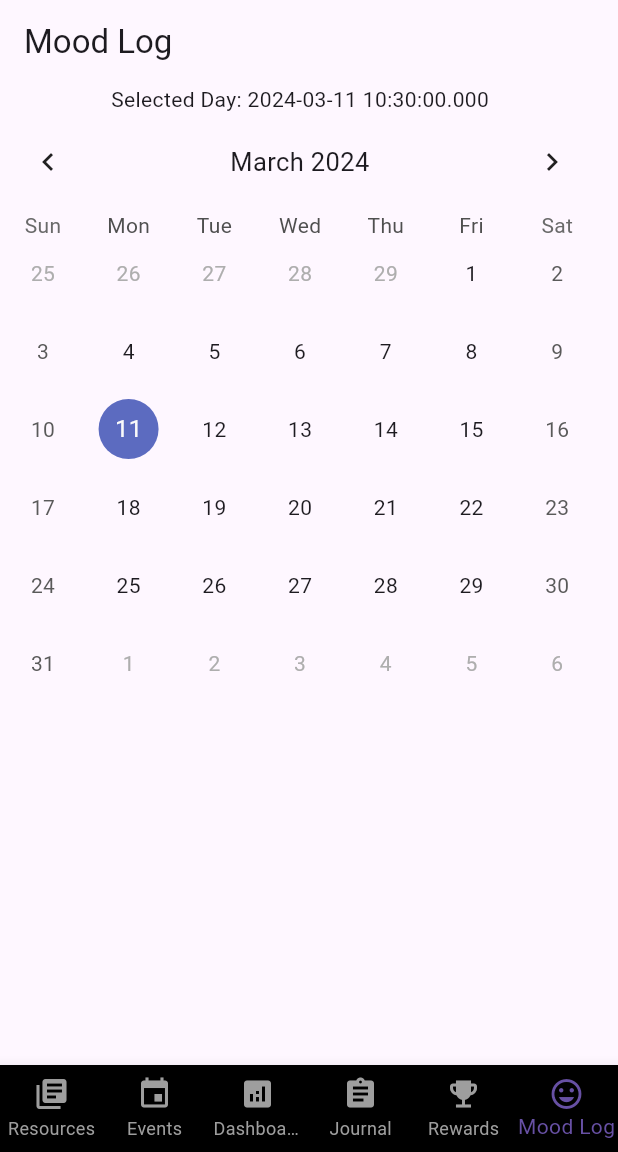
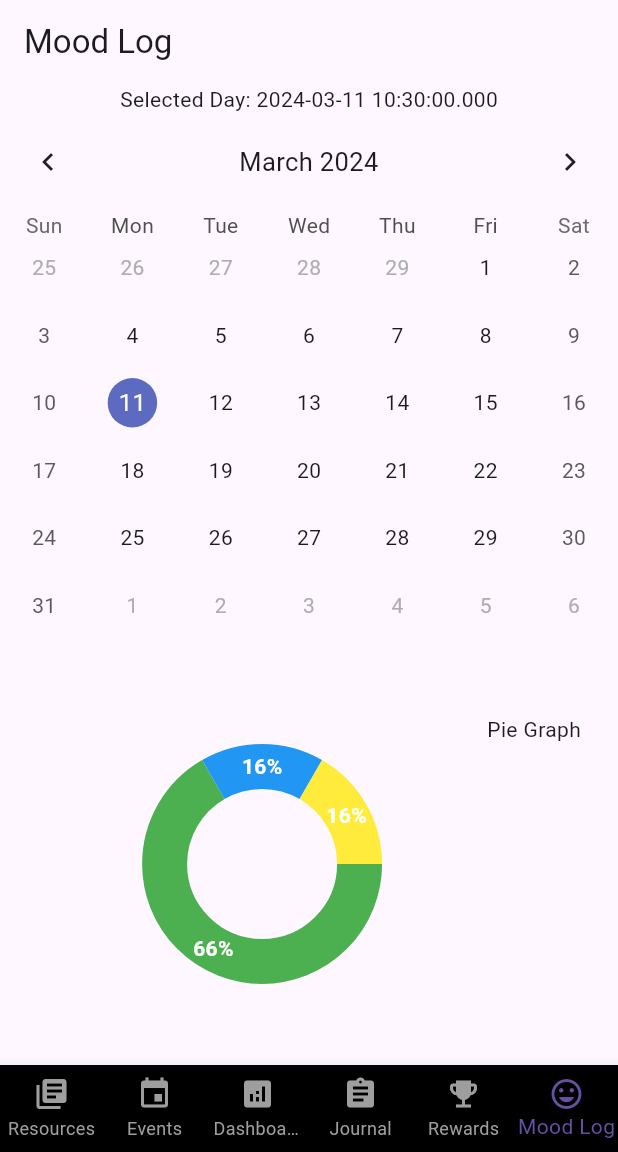
Before and after one commit to WillssEdgar/MoodWaves, a Flutter app: the screen it shows after launch, item 6 of the bottom bar chosen, on a phone screen of 412 x 824 dp, the part 84-1236 px from its top. Run offline on Flutter 3.47's test engine with Material 3 defaults, Android fonts, the light colour scheme and no system bars; drawn by our look-alikes of fl_chart, table_calendar; missing offline and left inert: dart:html.

Commit message:
Implementing the graph

```diff
--- /dev/null
+++ b/lib/classes/PieChart.dart
@@ -0,0 +1,71 @@
+import 'package:fl_chart/fl_chart.dart';
+import 'package:flutter/material.dart';
+import 'package:mood_waves/classes/mood.dart';
+import 'package:mood_waves/classes/moodLog.dart';
+
+class MyPieChart extends StatelessWidget {
+  const MyPieChart({super.key});
+
+  @override
+  Widget build(BuildContext context) {
+    return Center(
+      child: PieChart(
+        PieChartData(
+          sections: _generateSections(),
+          borderData: FlBorderData(
+            show: false,
+          ),
+          centerSpaceRadius: 50,
+          sectionsSpace: 0,
+        ),
+      ),
+    );
+  }
+
+  List<PieChartSectionData> _generateSections() {
+    List<Color> colors = [];
+    List<Mood> moods = sampleMoodLog[0].moods;
+
+    Map<String?, double> moodCount = {};
+
+    for (int i = 0; i < moods.length; i++) {
+      if (!colors.contains(moods[i].moodColor)) {
+        colors.add(moods[i].moodColor);
+      }
+    }
+
+    for (Mood mood in moods) {
+      if (colors.isEmpty || !colors.contains(mood.moodColor)) {
+        colors.add(mood.moodColor);
+      }
+      moodCount[mood.moodName] = ((moodCount[mood.moodName] ?? 0) + 1);
+    }
+
+    List<double> values =
+        moodCount.values.map((count) => count.toDouble()).toList();
+
+    double amount = 0;
+    for (double d in values) {
+      amount += d;
+    }
+
+    double x = 100 / amount;
+
+    return List.generate(
+      colors.length,
+      (index) {
+        return PieChartSectionData(
+          color: colors[index],
+          value: values[index],
+          title: '${(values[index] * x).toInt()}%',
+          radius: 30,
+          titleStyle: const TextStyle(
+            fontSize: 14,
+            fontWeight: FontWeight.bold,
+            color: Color(0xffffffff),
+          ),
+        );
+      },
+    );
+  }
+}
--- a/lib/classes/mood.dart
+++ b/lib/classes/mood.dart
@@ -1,6 +1,8 @@
+import 'package:flutter/material.dart';
+
 class Mood {
   String? moodName;
-  String? moodColor;
+  Color moodColor;
 
   Mood(this.moodName, this.moodColor);
 
@@ -11,7 +13,7 @@ class Mood {
 }
 
 var sampleMood = [
-  Mood("Peaceful", "Yellow"),
-  Mood("Happy", "Green"),
-  Mood("Angry", "Red"),
+  Mood("Peaceful", Colors.yellow),
+  Mood("Happy", Colors.green),
+  Mood("Angry", Colors.red),
 ];
--- a/lib/classes/moodLog.dart
+++ b/lib/classes/moodLog.dart
@@ -1,17 +1,19 @@
+import 'package:flutter/material.dart';
 import 'package:mood_waves/classes/mood.dart';
 
 class MoodLog {
   int date;
-  Mood mood;
+  List<Mood> moods;
 
-  MoodLog(this.date, this.mood);
+  MoodLog(this.date, this.moods);
 }
 
-Mood mood1 = Mood("Happy", "Green");
-Mood mood2 = Mood("Sad", "Blue");
-Mood mood3 = Mood("Peaceful", "Yellow");
+Mood mood1 = Mood("Happy", Colors.green);
+Mood mood2 = Mood("Sad", Colors.blue);
+Mood mood3 = Mood("Peaceful", Colors.yellow);
+Mood mood4 = Mood("Happy", Colors.green);
+Mood mood5 = Mood("Happy", Colors.green);
+Mood mood6 = Mood("Happy", Colors.green);
 var sampleMoodLog = [
-  MoodLog(02202024, mood1),
-  MoodLog(02202024, mood2),
-  MoodLog(02202024, mood3),
+  MoodLog(02202024, [mood1, mood2, mood3, mood4, mood5, mood6]),
 ];
--- a/lib/screens/moodLog.dart
+++ b/lib/screens/moodLog.dart
@@ -1,4 +1,5 @@
 import 'package:flutter/material.dart';
+import 'package:mood_waves/classes/PieChart.dart';
 import 'package:table_calendar/table_calendar.dart';
 
 class MoodLog extends StatefulWidget {
@@ -23,24 +24,34 @@ class _MoodLogState extends State<MoodLog> {
       appBar: AppBar(
         title: const Text("Mood Log"),
       ),
-      body: Column(
-        crossAxisAlignment: CrossAxisAlignment.center,
-        children: [
-          Text("Selected Day: $today"),
-          Wrap(
-            children: [
-              SizedBox(
-                height: 500,
-                width: 400,
+      body: SingleChildScrollView(
+        child: Column(
+          children: [
+            Text("Selected Day: $today"),
+            Center(
+              child: SizedBox(
+                height: 400,
+                width: 600,
                 child: MyCalendar(
                   selectedDay: today,
                   onDaySelected: _onDaySelected,
                   key: null,
                 ),
               ),
-            ],
-          ),
-        ],
+            ),
+            const Wrap(
+              crossAxisAlignment: WrapCrossAlignment.start,
+              children: [
+                SizedBox(
+                  height: 200,
+                  width: 300,
+                  child: MyPieChart(),
+                ),
+                Text("Pie Graph"),
+              ],
+            ),
+          ],
+        ),
       ),
     );
   }
@@ -57,6 +68,7 @@ class MyCalendar extends StatelessWidget {
   @override
   Widget build(BuildContext context) {
     return TableCalendar(
+      rowHeight: 45,
       locale: "en_US",
       headerStyle: const HeaderStyle(
         formatButtonVisible: false,
--- a/pubspec.yaml
+++ b/pubspec.yaml
@@ -13,6 +13,7 @@ dependencies:
   cupertino_icons: ^1.0.2
   intl: ^0.19.0
   table_calendar: ^3.1.0
+  fl_chart: ^0.66.2
 dev_dependencies:
   flutter_test:
     sdk: flutter
```
Also changed, not shown: lib/screens/rewards.dart (+4 -3 lines), pubspec.lock.
